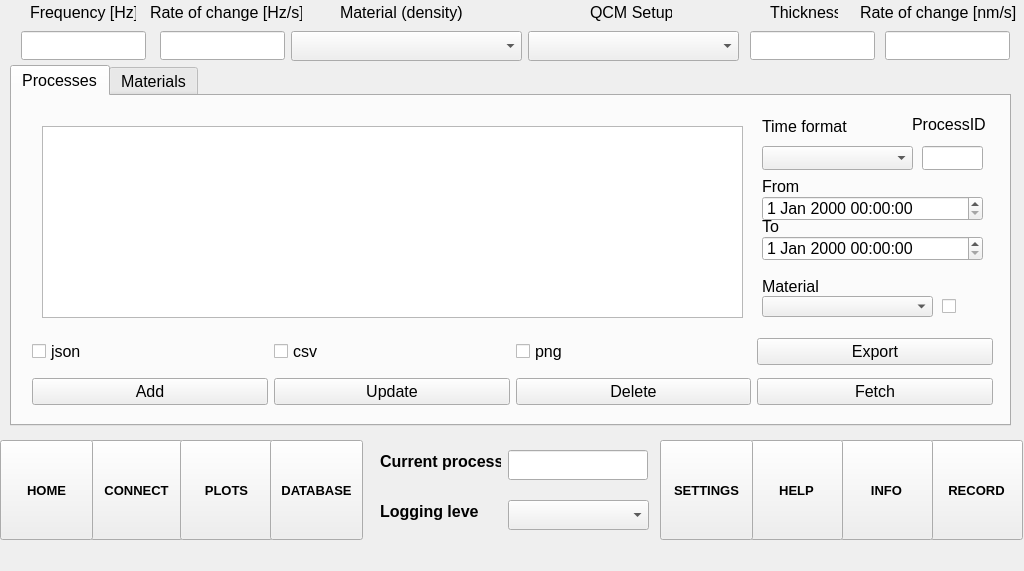
First picture: the form in ui/form.ui, repository MrTheMatus/QCM_PyApp, before the edit.
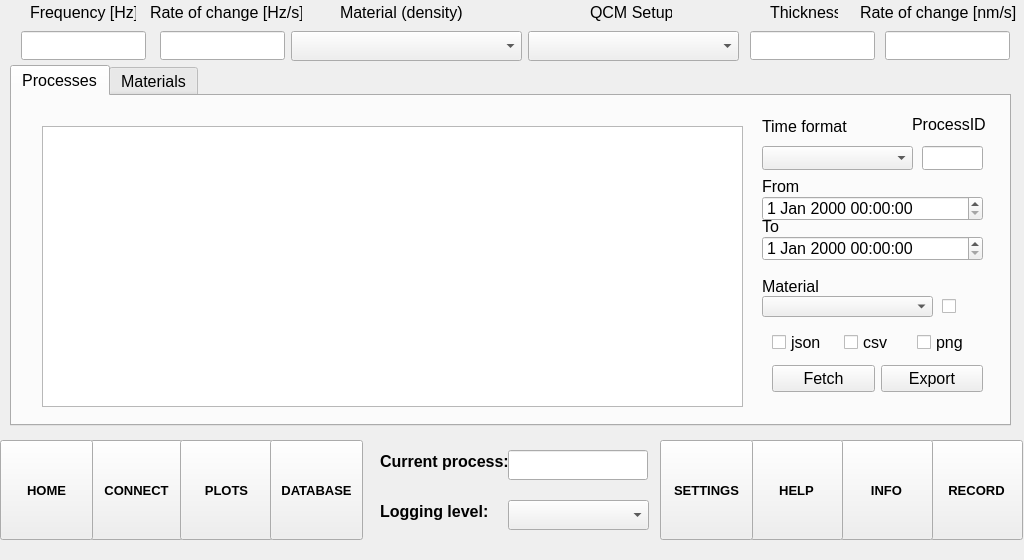
Second picture: the form after the edit. The open tabs and pages were chosen to show the change. Icons and pictures are not drawn. Custom widgets are drawn as their Qt base class.

Commit message: add log fetch, reduce UI

```diff
--- a/ui/form.ui
+++ b/ui/form.ui
@@ -7,7 +7,7 @@
     <x>0</x>
     <y>0</y>
     <width>1024</width>
-    <height>571</height>
+    <height>560</height>
    </rect>
   </property>
   <property name="windowTitle">
@@ -568,53 +568,13 @@
        <attribute name="title">
         <string>Processes</string>
        </attribute>
-       <widget class="QWidget" name="layoutWidget_3">
-        <property name="geometry">
-         <rect>
-          <x>20</x>
-          <y>280</y>
-          <width>961</width>
-          <height>32</height>
-         </rect>
-        </property>
-        <layout class="QHBoxLayout" name="horizontalLayout_3">
-         <item>
-          <widget class="QPushButton" name="addButton_2">
-           <property name="text">
-            <string>Add</string>
-           </property>
-          </widget>
-         </item>
-         <item>
-          <widget class="QPushButton" name="updateButton_2">
-           <property name="text">
-            <string>Update</string>
-           </property>
-          </widget>
-         </item>
-         <item>
-          <widget class="QPushButton" name="deleteButton_2">
-           <property name="text">
-            <string>Delete</string>
-           </property>
-          </widget>
-         </item>
-         <item>
-          <widget class="QPushButton" name="fetchButton_2">
-           <property name="text">
-            <string>Fetch</string>
-           </property>
-          </widget>
-         </item>
-        </layout>
-       </widget>
        <widget class="QTableView" name="processesTableView">
         <property name="geometry">
          <rect>
           <x>30</x>
           <y>30</y>
           <width>701</width>
-          <height>192</height>
+          <height>281</height>
          </rect>
         </property>
        </widget>
@@ -746,16 +706,31 @@
          <string>To</string>
         </property>
        </widget>
-       <widget class="QWidget" name="layoutWidget_4">
+       <widget class="QCheckBox" name="materialcheckBox">
         <property name="geometry">
          <rect>
-          <x>20</x>
-          <y>240</y>
-          <width>961</width>
-          <height>32</height>
+          <x>930</x>
+          <y>200</y>
+          <width>21</width>
+          <height>21</height>
          </rect>
         </property>
-        <layout class="QHBoxLayout" name="horizontalLayout_4">
+        <property name="text">
+         <string/>
+        </property>
+       </widget>
+       <widget class="QWidget" name="layoutWidget">
+        <property name="geometry">
+         <rect>
+          <x>760</x>
+          <y>230</y>
+          <width>211</width>
+          <height>70</height>
+         </rect>
+        </property>
+        <layout class="QVBoxLayout" name="verticalLayout">
+         <item>
+          <layout class="QHBoxLayout" name="horizontalLayout_3">
          <item>
           <widget class="QCheckBox" name="jsoncheckBox">
            <property name="text">
@@ -777,6 +752,17 @@
            </property>
           </widget>
          </item>
+          </layout>
+         </item>
+         <item>
+          <layout class="QHBoxLayout" name="horizontalLayout">
+           <item>
+            <widget class="QPushButton" name="fetchButton_2">
+             <property name="text">
+              <string>Fetch</string>
+             </property>
+            </widget>
+           </item>
          <item>
           <widget class="QPushButton" name="exportButton">
            <property name="text">
@@ -785,19 +771,8 @@
           </widget>
          </item>
         </layout>
-       </widget>
-       <widget class="QCheckBox" name="materialcheckBox">
-        <property name="geometry">
-         <rect>
-          <x>930</x>
-          <y>200</y>
-          <width>21</width>
-          <height>21</height>
-         </rect>
-        </property>
-        <property name="text">
-         <string/>
-        </property>
+         </item>
+        </layout>
        </widget>
       </widget>
       <widget class="QWidget" name="materialsTab">
@@ -1101,7 +1076,7 @@
      <rect>
       <x>380</x>
       <y>450</y>
-      <width>121</width>
+      <width>131</width>
       <height>22</height>
      </rect>
     </property>
@@ -1135,7 +1110,7 @@
      <rect>
       <x>380</x>
       <y>500</y>
-      <width>99</width>
+      <width>121</width>
       <height>22</height>
      </rect>
     </property>
```
Left out of the diff: 2 changed lines with no effect on the pictures. Lines whose indentation alone changed are shown as unchanged. The commit also changes 2 other files.
